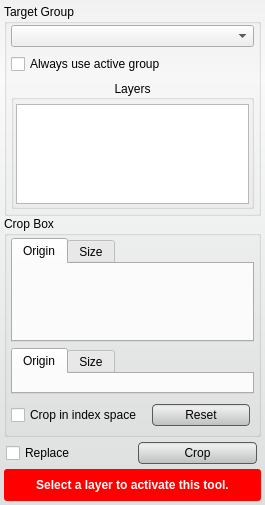
Old version of the form src/Interface/ToolInterface/CropToolInterface.ui in the repository SCIInstitute/Seg3D.
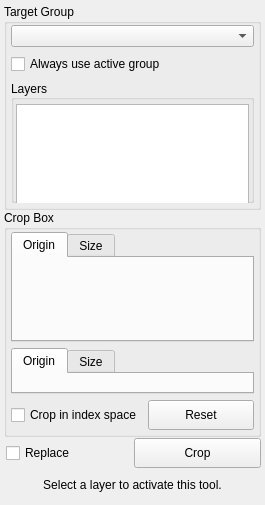
New version of the form. Custom widgets are drawn as their Qt base class.

```diff
--- a/src/Interface/ToolInterface/CropToolInterface.ui
+++ b/src/Interface/ToolInterface/CropToolInterface.ui
@@ -37,34 +37,6 @@
   <property name="windowTitle">
    <string>Crop Tool</string>
   </property>
-  <property name="styleSheet">
-   <string notr="true">QWidget#CropToolInterface{
-  border-radius: 3px;
-  background-color: qlineargradient(spread:pad, x1:0.5, y1:0, x2:0.5, y2:0.960227, stop:0 rgba(241, 241, 241, 255), stop:0.155779 rgba(250, 250, 250, 255), stop:1 rgba(222, 224, 224, 255));      
-}
-
-
-QPushButton{
-  background-color: qlineargradient(spread:pad, x1:0.5, y1:0, x2:0.5, y2:0.960227, stop:0 rgba(221, 221, 221, 255), stop:0.155779 rgba(238, 238, 238, 255), stop:1 rgba(192, 194, 194, 255));
-  border-radius: 4px;
-  border: 1px solid rgb(90, 90, 90);
-  margin:4px;
-}
-
-QPushButton:hover{
-  background-color: qlineargradient(spread:pad, x1:0.5, y1:0, x2:0.5, y2:1, stop:0 rgba(195, 195, 195, 255), stop:0.253769 rgba(206, 206, 206, 255), stop:1 rgba(185, 185, 185, 255));
-  border-radius: 4px;
-  border: 1px solid rgb(90, 90, 90);
-  margin:4px;
-}
-
-QPushButton:pressed{
-  background-color: qlineargradient(spread:pad, x1:0.5, y1:0, x2:0.5, y2:1, stop:0 rgba(150, 150, 150, 255), stop:0.753769 rgba(206, 206, 206, 255), stop:1 rgba(185, 185, 185, 255));
-  border-radius: 4px;
-  border: 1px solid rgb(90, 90, 90);
-  margin:4px;
-}</string>
-  </property>
   <layout class="QVBoxLayout" name="verticalLayout_7">
    <property name="spacing">
     <number>0</number>
@@ -172,11 +144,23 @@
         <property name="title">
          <string>Layers</string>
         </property>
+        <property name="minimumSize">
+          <size>
+           <width>0</width>
+           <height>120</height>
+          </size>
+        </property>
+        <property name="maximumSize">
+          <size>
+           <width>16777215</width>
+           <height>130</height>
+          </size>
+        </property>
         <property name="alignment">
-         <set>Qt::AlignCenter</set>
+         <set>Qt::AlignLeading|Qt::AlignLeft|Qt::AlignVCenter</set>
         </property>
         <property name="flat">
-         <bool>true</bool>
+         <bool>false</bool>
         </property>
         <property name="checkable">
          <bool>false</bool>
@@ -502,17 +486,6 @@
        <height>32</height>
       </size>
      </property>
-     <property name="styleSheet">
-      <string notr="true">QLabel#message_{
-  color: white;
-  font: bold;
-}
-
-QWidget#message_alert_{
-  border-radius: 3px;
-  background-color: red;
-}</string>
-     </property>
      <layout class="QHBoxLayout" name="horizontalLayout_4">
       <property name="spacing">
        <number>0</number>
```
Left out of the diff: 3 changed lines with no effect on the pictures.
